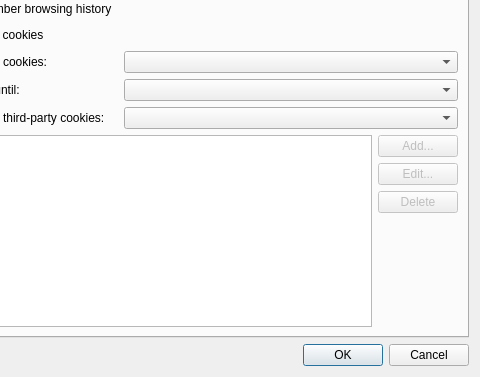
OtterBrowser/otter-browser, file src/ui/WebsitePreferencesDialog.ui: the form before one commit; both pictures show x 131 to 611 and y 123 to 500 of the 611 by 500 pixel window.
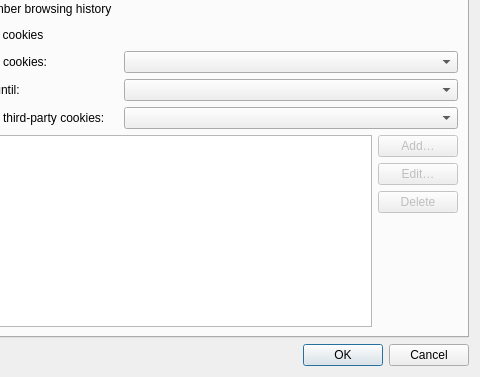
The form after the commit. The open tabs and pages were chosen to show the change. Custom widgets are drawn as their Qt base class.

Diff of the .ui file:
```diff
--- a/src/ui/WebsitePreferencesDialog.ui
+++ b/src/ui/WebsitePreferencesDialog.ui
@@ -370,7 +370,7 @@
               <bool>false</bool>
              </property>
              <property name="text">
-              <string>Add...</string>
+              <string>Add…</string>
              </property>
             </widget>
            </item>
@@ -380,7 +380,7 @@
               <bool>false</bool>
              </property>
              <property name="text">
-              <string>Edit...</string>
+              <string>Edit…</string>
              </property>
             </widget>
            </item>
```
